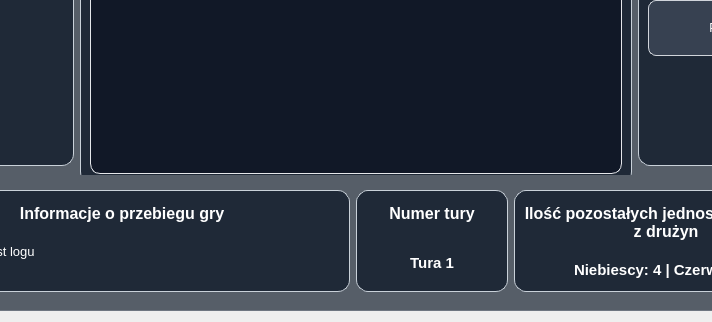
JuliaGrze/CPP_ProjektStudia_WarGame, file pages/battlepage.ui: the form before one commit; both pictures show x 136 to 848 and y 266 to 588 of the 984 by 588 pixel window.
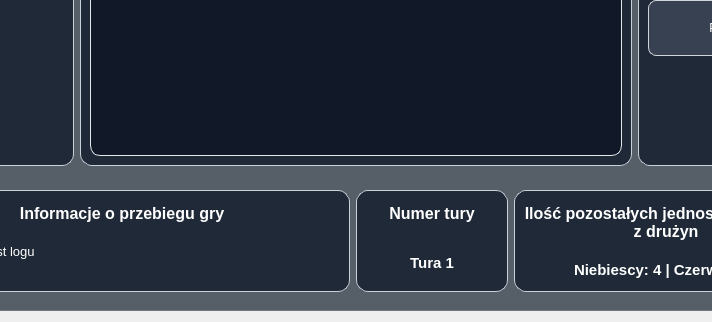
The form after the commit.

What changed in the file:
```diff
--- a/pages/battlepage.ui
+++ b/pages/battlepage.ui
@@ -178,7 +178,7 @@
            <property name="minimumSize">
             <size>
              <width>0</width>
-             <height>420</height>
+             <height>250</height>
             </size>
            </property>
            <property name="frameShape">
```
